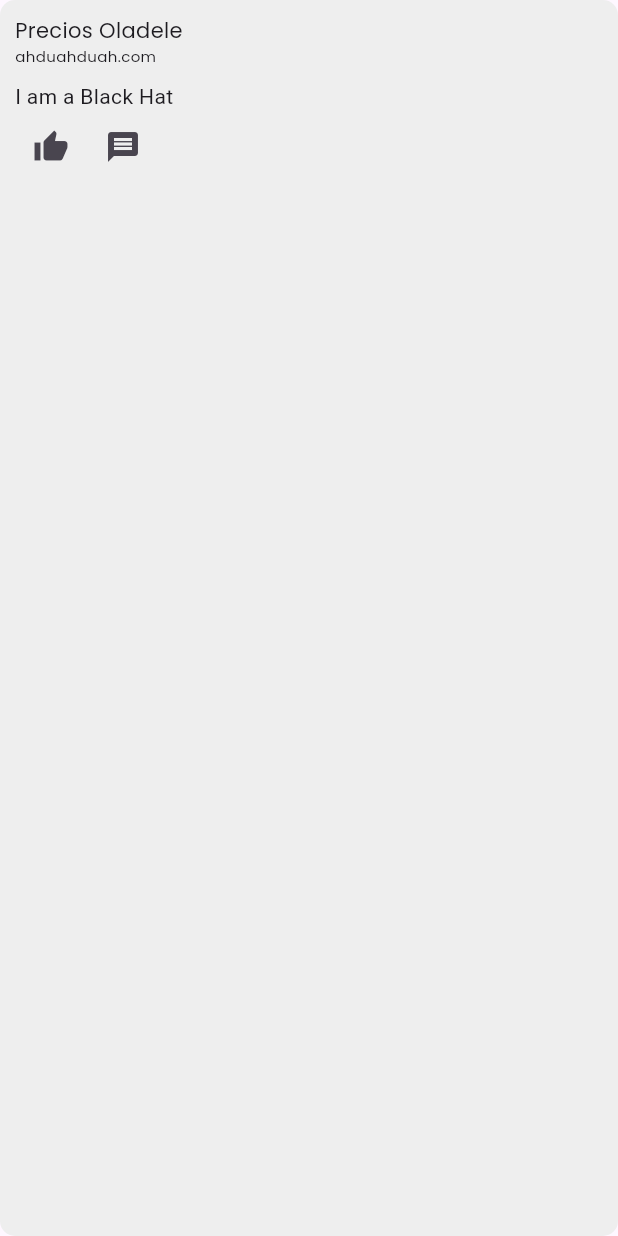
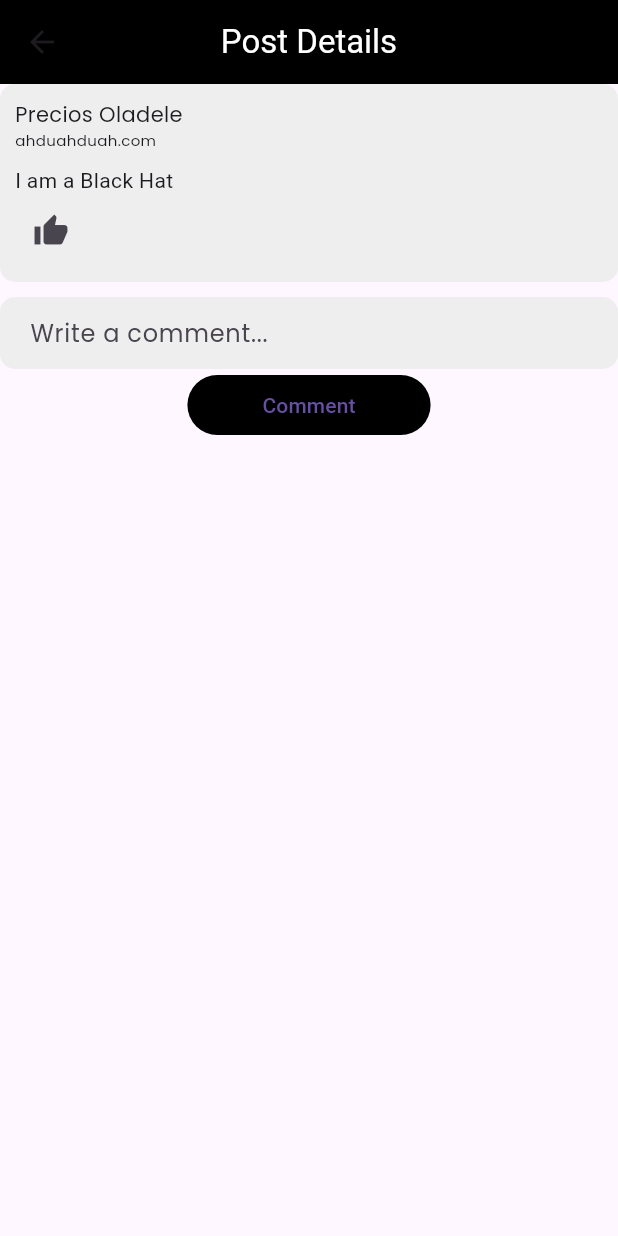
Before and after one commit to Azixe/TubesABP, a Flutter app: the PosttData widget shown alone on an empty page, opened directly, after a tap on the "message" icon, on a phone screen of 412 x 824 dp. Run offline on Flutter 3.47's test engine with Material 3 defaults, Android fonts, the phone set to English and light mode, and no system bars; our stand-ins replace get, google_fonts.

Commit message:
post details added

```diff
--- /dev/null
+++ b/forumapp/lib/views/post_details.dart
@@ -0,0 +1,53 @@
+import 'package:flutter/material.dart';
+import './widgets/post_data.dart';
+import './widgets/input_widget.dart';
+
+class PostDetails extends StatefulWidget {
+  const PostDetails({super.key});
+
+  // final PostModel post;
+
+  @override
+  State<PostDetails> createState() => _PostDetailsState();
+}
+
+class _PostDetailsState extends State<PostDetails> {
+  final TextEditingController _commentController = TextEditingController();
+
+  @override
+  Widget build(BuildContext context) {
+    return Scaffold(
+      appBar: AppBar(
+        backgroundColor: Colors.black,
+        elevation: 0,
+        centerTitle: true,
+        title: const Text('Post Details', style: TextStyle(color: Colors.white),),
+      ),
+      body: Column(
+        children: [
+          PostData(),
+          const SizedBox(
+            height: 10,
+          ),
+              InputWidget(
+                obscureText: false,
+                hintText: 'Write a comment...',
+                controller: _commentController,
+              ),
+              ElevatedButton(
+                style: ElevatedButton.styleFrom(
+                  backgroundColor: Colors.black,
+                  elevation: 0,
+                  padding: const EdgeInsets.symmetric(
+                    horizontal: 50,
+                    vertical: 10,
+                  ),
+                ),
+                onPressed: () async {},
+                child: const Text('Comment'),
+              )
+        ],
+      ),
+    );
+  }
+}
--- a/forumapp/lib/views/widgets/post_data.dart
+++ b/forumapp/lib/views/widgets/post_data.dart
@@ -1,5 +1,7 @@
 import 'package:flutter/material.dart';
+import 'package:forumapp/views/post_details.dart';
 import 'package:google_fonts/google_fonts.dart';
+import 'package:get/get.dart';
 
 class PosttData extends StatelessWidget {
   const PosttData({super.key});
@@ -23,7 +25,10 @@ class PosttData extends StatelessWidget {
           Row(
             children: [
               IconButton(onPressed: () {}, icon: Icon(Icons.thumb_up)),
-              IconButton(onPressed: () {}, icon: Icon(Icons.message)),
+              IconButton(onPressed: () {
+                Get.to(() => PostDetails());
+              }, icon: Icon(Icons.message),
+              ),
             ],
           ),
         ],
@@ -31,3 +36,33 @@ class PosttData extends StatelessWidget {
     );
   }
 }
+
+class PostData extends StatelessWidget {
+  const PostData({super.key});
+
+  @override
+  Widget build(BuildContext context) {
+    return Container(
+      padding: EdgeInsets.all(10),
+      width: double.infinity,
+      decoration: BoxDecoration(
+        color: Colors.grey[200],
+        borderRadius: BorderRadius.circular(10),
+      ),
+      child: Column(
+        crossAxisAlignment: CrossAxisAlignment.start,
+        children: [
+          Text('Precios Oladele', style: GoogleFonts.poppins()),
+          Text('ahduahduah.com', style: GoogleFonts.poppins(fontSize: 10)),
+          const SizedBox(height: 10),
+          Text('I am a Black Hat'),
+          Row(
+            children: [
+              IconButton(onPressed: () {}, icon: Icon(Icons.thumb_up)),
+            ],
+          ),
+        ],
+      ),
+    );
+  }
+}
```
